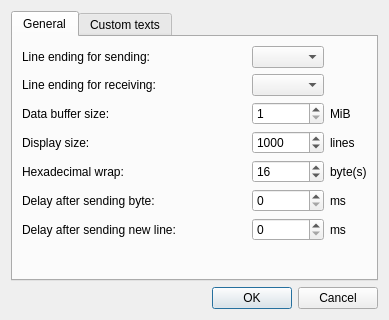
This is consolesettingsdialog.ui in ivanovp/iserterm as Qt 5 draws it before an edit. The edited form follows.
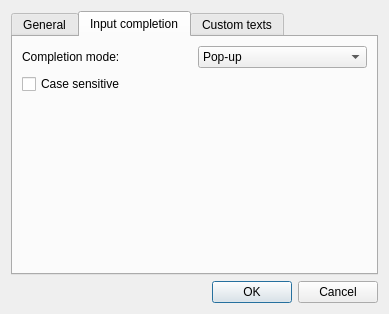
This is the edited form. The open tabs and pages were chosen to show the change.

Commit message: Auto completion can be configured on console settings dialog.

What changed in the file:
```diff
--- a/consolesettingsdialog.ui
+++ b/consolesettingsdialog.ui
@@ -7,14 +7,14 @@
     <x>0</x>
     <y>0</y>
     <width>389</width>
-    <height>320</height>
+    <height>314</height>
    </rect>
   </property>
   <property name="windowTitle">
    <string>Console settings</string>
   </property>
-  <layout class="QGridLayout" name="gridLayout_2">
-   <item row="0" column="0">
+  <layout class="QVBoxLayout" name="verticalLayout_2">
+   <item>
     <widget class="QTabWidget" name="tabWidget">
      <property name="currentIndex">
       <number>0</number>
@@ -23,8 +23,8 @@
       <attribute name="title">
        <string>General</string>
       </attribute>
-      <layout class="QVBoxLayout" name="verticalLayout">
-       <item>
+      <layout class="QGridLayout" name="gridLayout_2">
+       <item row="0" column="0">
         <layout class="QGridLayout" name="gridLayout" columnstretch="1,0,0">
          <item row="4" column="2">
           <widget class="QLabel" name="label_8">
@@ -168,7 +168,7 @@
          </item>
         </layout>
        </item>
-       <item>
+       <item row="1" column="0">
         <spacer name="verticalSpacer">
          <property name="orientation">
           <enum>Qt::Vertical</enum>
@@ -183,6 +183,63 @@
        </item>
       </layout>
      </widget>
+     <widget class="QWidget" name="tabCompletion">
+      <attribute name="title">
+       <string>Input completion</string>
+      </attribute>
+      <layout class="QGridLayout" name="gridLayout_6">
+       <item row="0" column="0">
+        <layout class="QGridLayout" name="gridLayout_5">
+         <item row="0" column="0">
+          <widget class="QLabel" name="label_15">
+           <property name="text">
+            <string>Completion mode:</string>
+           </property>
+          </widget>
+         </item>
+         <item row="0" column="1">
+          <widget class="QComboBox" name="completionModeComboBox">
+           <item>
+            <property name="text">
+             <string>Pop-up</string>
+            </property>
+           </item>
+           <item>
+            <property name="text">
+             <string>Unfiltered pop-up</string>
+            </property>
+           </item>
+           <item>
+            <property name="text">
+             <string>Inline</string>
+            </property>
+           </item>
+          </widget>
+         </item>
+         <item row="1" column="0">
+          <widget class="QCheckBox" name="completionCaseSensCheckBox">
+           <property name="text">
+            <string>Case sensitive</string>
+           </property>
+          </widget>
+         </item>
+        </layout>
+       </item>
+       <item row="1" column="0">
+        <spacer name="verticalSpacer_3">
+         <property name="orientation">
+          <enum>Qt::Vertical</enum>
+         </property>
+         <property name="sizeHint" stdset="0">
+          <size>
+           <width>20</width>
+           <height>40</height>
+          </size>
+         </property>
+        </spacer>
+       </item>
+      </layout>
+     </widget>
      <widget class="QWidget" name="tabCustomTexts">
       <attribute name="title">
        <string>Custom texts</string>
@@ -353,7 +410,7 @@
      </widget>
     </widget>
    </item>
-   <item row="1" column="0">
+   <item>
     <widget class="QDialogButtonBox" name="buttonBox">
      <property name="orientation">
       <enum>Qt::Horizontal</enum>
```
Left out of the diff: 6 changed lines with no effect on the pictures. The commit also changes 3 other files.
